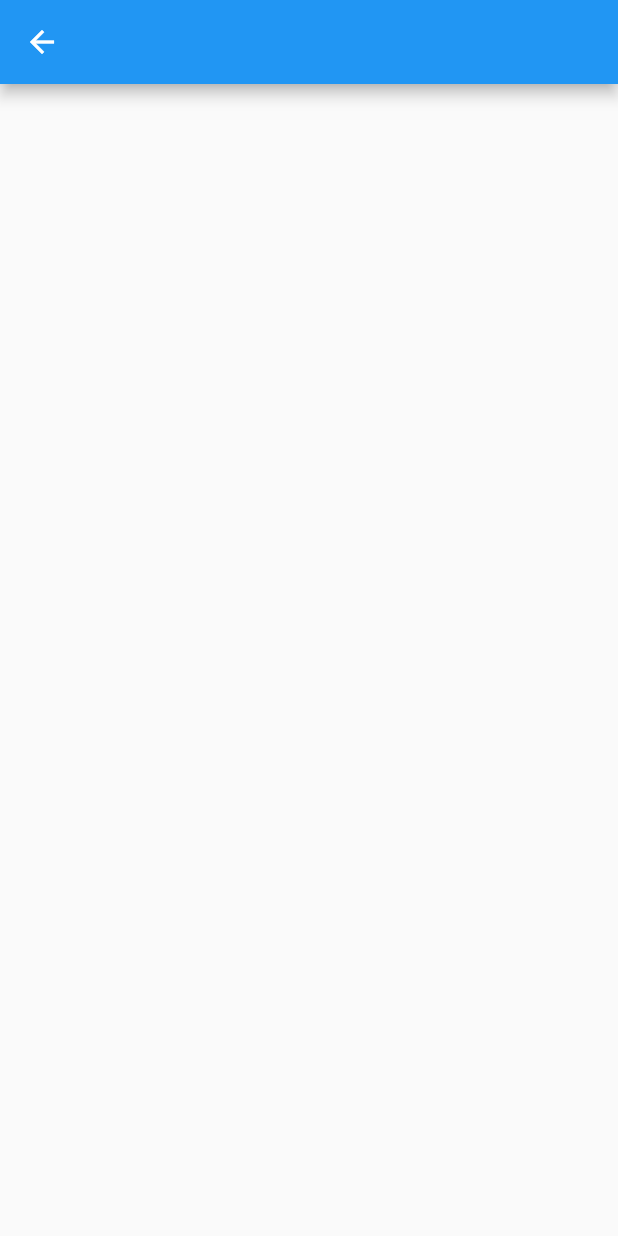
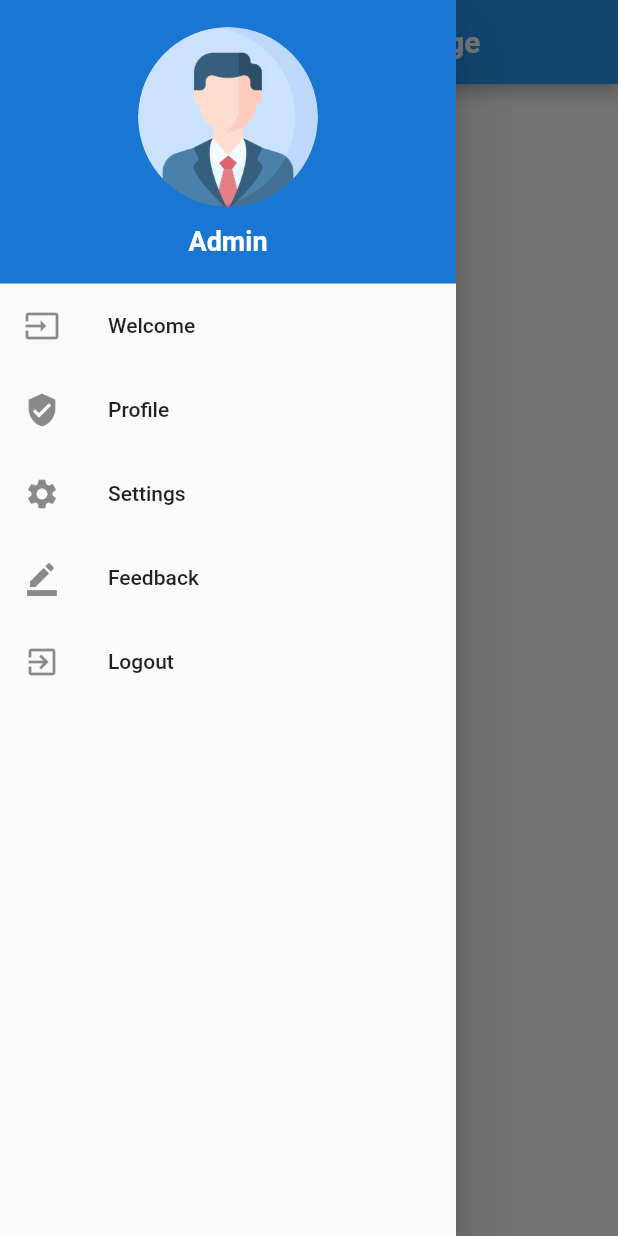
Before and after one commit to akilama471/Telecommunications-repair-management-app, a Flutter app: the AdminScreenPage screen opened by its route, with the side drawer open (before the commit the screen has no drawer), on a phone screen of 412 x 824 dp. Run offline on Flutter 3.47's test engine with Material 2 defaults, Android fonts, the phone set to English and light mode, and no system bars; our stand-ins replace firebase_auth, firebase_core, google_fonts, permission_handler; missing offline and left inert: flutterfire_ui; accounts and stored records are empty; statements that could not run were skipped.

Commit message:
Build Admin

```diff
--- a/lib/admins/admin_screen.dart
+++ b/lib/admins/admin_screen.dart
@@ -1,4 +1,5 @@
 import 'package:flutter/material.dart';
+import 'package:google_fonts/google_fonts.dart';
 
 class AdminScreenPage extends StatefulWidget {
   static const String routeName = '/admin-page';
@@ -16,9 +17,91 @@ class AdminScreenPage extends StatefulWidget {
 
 class _AdminScreenPageState extends State<AdminScreenPage> {
   @override
-  Widget build(BuildContext context) {
-    return Scaffold(
-      appBar: AppBar(),
-    );
-  }
+  Widget build(BuildContext context) => Scaffold(
+        appBar: AppBar(
+          title: Center(
+            child: Text(
+              "Admin Action Page",
+              style: GoogleFonts.titilliumWeb(
+                  textStyle: const TextStyle(
+                      fontSize: 20, fontWeight: FontWeight.bold)),
+            ),
+          ),
+        ),
+        drawer: const DlsNavigationDrawer(),
+      );
 }
+
+class DlsNavigationDrawer extends StatelessWidget {
+  const DlsNavigationDrawer({
+    Key? key,
+  }) : super(key: key);
+
+  @override
+  Widget build(BuildContext context) => Drawer(
+          child: ListView(
+        padding: EdgeInsets.zero,
+        children: <Widget>[
+          navigationHeader(context),
+          ListTile(
+            leading: const Icon(Icons.input),
+            title: const Text('Welcome'),
+            onTap: () => {},
+          ),
+          ListTile(
+            leading: const Icon(Icons.verified_user),
+            title: const Text('Profile'),
+            onTap: () => {Navigator.of(context).pop()},
+          ),
+          ListTile(
+            leading: const Icon(Icons.settings),
+            title: const Text('Settings'),
+            onTap: () => {Navigator.of(context).pop()},
+          ),
+          ListTile(
+            leading: const Icon(Icons.border_color),
+            title: const Text('Feedback'),
+            onTap: () => {Navigator.of(context).pop()},
+          ),
+          ListTile(
+            leading: const Icon(Icons.exit_to_app),
+            title: const Text('Logout'),
+            onTap: () => {Navigator.of(context).pop()},
+          ),
+        ],
+      ));
+
+  Widget navigationHeader(BuildContext context) => Material(
+        color: Colors.blue.shade700,
+        child: InkWell(
+          onTap: () {},
+          child: Container(
+            padding: EdgeInsets.only(
+              top: 18 + MediaQuery.of(context).padding.top,
+              bottom: 18,
+            ),
+            child: Column(
+              children: [
+                const CircleAvatar(
+                  radius: 60,
+                  backgroundImage: AssetImage(
+                    "assets/images/logo/profile.png",
+                  ),
+                ),
+                const SizedBox(
+                  height: 12,
+                ),
+                Text(
+                  "Admin",
+                  style: GoogleFonts.titilliumWeb(
+                      textStyle: const TextStyle(
+                          fontSize: 18,
+                          fontWeight: FontWeight.bold,
+                          color: Colors.white)),
+                ),
+              ],
+            ),
+          ),
+        ),
+      );
+}
--- a/lib/components/dls_top_details_row.dart
+++ b/lib/components/dls_top_details_row.dart
@@ -41,6 +41,7 @@ class DlsTopDetailsRow extends StatelessWidget {
                     )),
                 IconButton(
                     onPressed: () {
+                      Navigator.pop(context);
                       Navigator.pushNamed(
                         context,
                         '/admin-page',
--- a/lib/screens/splash_screen.dart
+++ b/lib/screens/splash_screen.dart
@@ -55,9 +55,9 @@ class SplashScreenState extends State<SplashScreen> {
             Container(
               child: Text(
                 'Telecom Worker Manager',
-                style: GoogleFonts.oswald(
+                style: GoogleFonts.titilliumWeb(
                     textStyle:
-                        TextStyle(fontSize: 24, fontWeight: FontWeight.bold)),
+                        TextStyle(fontSize: 24, fontWeight: FontWeight.w400)),
               ),
             ),
           ],
--- a/pubspec.yaml
+++ b/pubspec.yaml
@@ -71,6 +71,7 @@ flutter:
 
   # To add assets to your application, add an assets section, like this:
   assets:
+    - assets/google_fonts/
     - assets/images/app_logo.png
     - assets/images/permission_needed.png
     - assets/images/logo/profile.png
```
Also changed, not shown: assets/google_fonts/OFL.txt (added, +93 -0 lines), lib/main.dart (+11 -0 lines), assets/google_fonts/TitilliumWeb-Regular.ttf (added).
